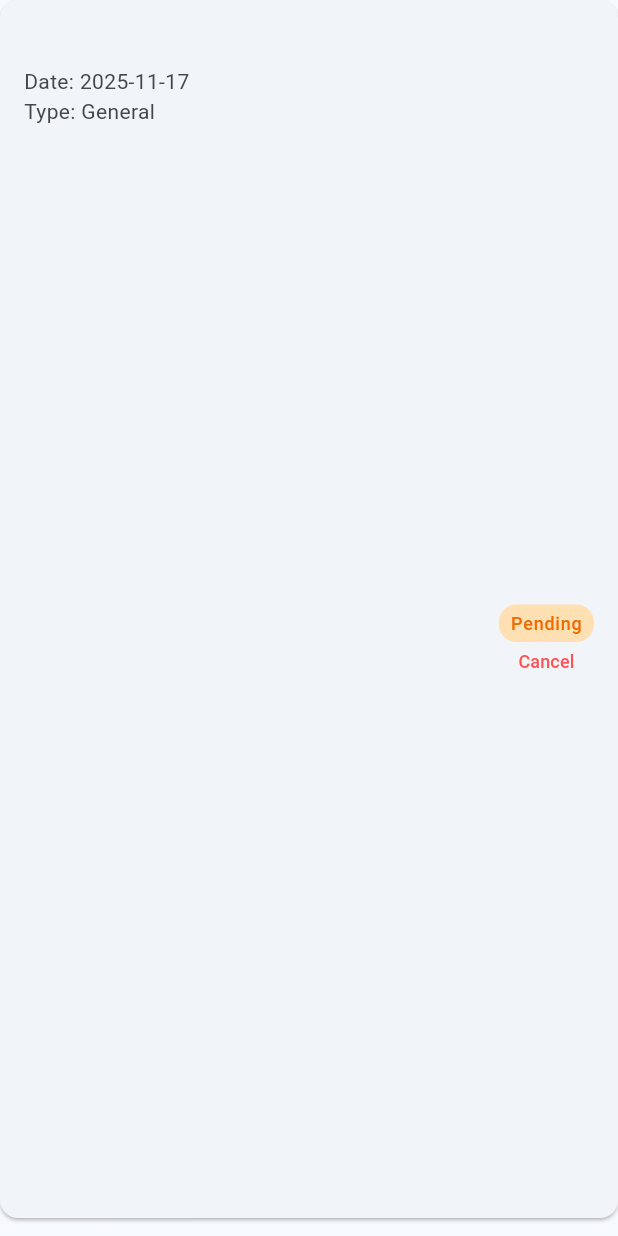
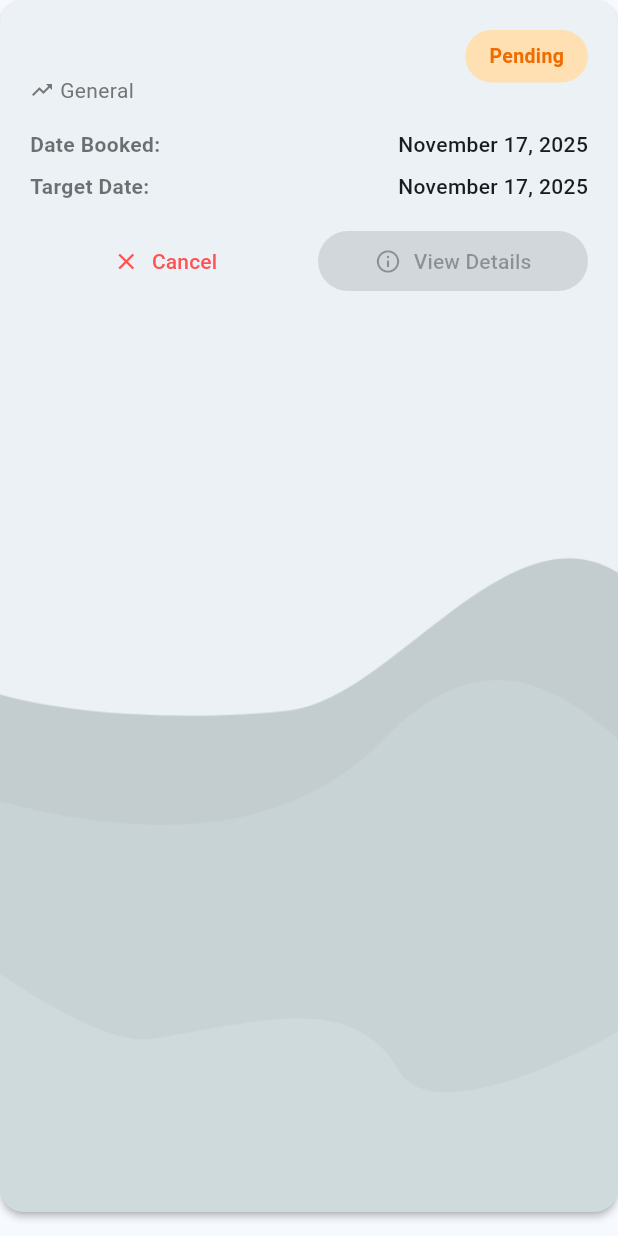
Before and after one commit to grmpycrab/TrekScanPlus, a Flutter app: the ClimbCard widget shown alone on an empty page, opened directly with empty values, on a phone screen of 412 x 824 dp. Run offline on Flutter 3.47's test engine with Material 3 defaults, Android fonts, the phone set to English and light mode, and no system bars; our stand-ins replace cloud_firestore, connectivity_plus, file_picker, firebase_auth, firebase_core, firebase_storage and 4 more; missing offline and left inert: mobile_scanner; accounts and stored records are empty.

Commit message:
climb card UI update

```diff
--- a/hamiguitan_trekscan_plus/lib/components/climb_card.dart
+++ b/hamiguitan_trekscan_plus/lib/components/climb_card.dart
@@ -1,4 +1,5 @@
 import 'package:flutter/material.dart';
+import 'package:intl/intl.dart';
 import '../models/climb.dart';
 
 typedef ClimbCallback = void Function(Climb);
@@ -10,82 +11,185 @@ class ClimbCard extends StatelessWidget {
 
   const ClimbCard({super.key, required this.climb, this.onTap, this.onCancel});
 
+  String _formatDate(DateTime? date) {
+    if (date == null) {
+      return '--- --, ----';
+    }
+    return DateFormat('MMMM dd, yyyy').format(date);
+  }
+
   @override
   Widget build(BuildContext context) {
     final status = climb.computedStatus();
+    final statusColor = _getStatusColor(status);
+    final statusTextColor = _getStatusTextColor(status);
+
     return Card(
-      margin: const EdgeInsets.only(bottom: 12),
-      shape: RoundedRectangleBorder(borderRadius: BorderRadius.circular(12)),
-      child: ListTile(
-        onTap: onTap,
-        contentPadding: const EdgeInsets.symmetric(horizontal: 16, vertical: 8),
-        title: Text(
-          climb.name,
-          style: const TextStyle(fontWeight: FontWeight.w600),
+      margin: const EdgeInsets.only(bottom: 16),
+      shape: RoundedRectangleBorder(borderRadius: BorderRadius.circular(16)),
+      elevation: 2,
+      child: Container(
+        padding: const EdgeInsets.all(20),
+        decoration: BoxDecoration(
+          borderRadius: BorderRadius.circular(16),
+          image: const DecorationImage(
+            image: AssetImage('assets/images/mountain_with_background.png'),
+            fit: BoxFit.cover,
+            opacity: 0.25,
           ),
-        subtitle: Column(
+        ),
+        child: Column(
           crossAxisAlignment: CrossAxisAlignment.start,
           children: [
+            // Header row with name and status
+            Row(
+              mainAxisAlignment: MainAxisAlignment.spaceBetween,
+              crossAxisAlignment: CrossAxisAlignment.start,
+              children: [
+                // Name and type
+                Expanded(
+                  child: Column(
+                    crossAxisAlignment: CrossAxisAlignment.start,
+                    children: [
+                      Text(
+                        climb.name,
+                        style: const TextStyle(
+                          fontWeight: FontWeight.w700,
+                          fontSize: 18,
+                        ),
+                      ),
                       const SizedBox(height: 4),
+                      Row(
+                        children: [
+                          Icon(
+                            Icons.trending_up,
+                            size: 16,
+                            color: Colors.grey[600],
+                          ),
+                          const SizedBox(width: 4),
                           Text(
-              'Date: ${climb.date.toLocal().toIso8601String().split('T').first}',
+                            climb.type,
+                            style: TextStyle(
+                              fontSize: 14,
+                              color: Colors.grey[600],
                             ),
-            Text('Type: ${climb.type}'),
+                          ),
                         ],
                       ),
-        trailing: Column(
-          mainAxisSize: MainAxisSize.min,
-          mainAxisAlignment: MainAxisAlignment.center,
-          children: [
+                    ],
+                  ),
+                ),
+                // Status badge
                 Container(
-              constraints: const BoxConstraints(
-                minWidth: 44,
-                minHeight: 24,
-                maxHeight: 28,
+                  padding: const EdgeInsets.symmetric(
+                    horizontal: 16,
+                    vertical: 8,
                   ),
-              padding: const EdgeInsets.symmetric(horizontal: 8, vertical: 4),
                   decoration: BoxDecoration(
-                color: status == 'Approved'
-                    ? Colors.green[100]
-                    : status == 'Cancelled'
-                    ? Colors.grey[200]
-                    : status == 'Expired'
-                    ? Colors.red[100]
-                    : Colors.orange[100],
-                borderRadius: BorderRadius.circular(12),
+                    color: statusColor,
+                    borderRadius: BorderRadius.circular(20),
                   ),
                   child: Text(
                     status,
                     style: TextStyle(
-                  fontSize: 12,
-                  color: status == 'Approved'
-                      ? Colors.green[800]
-                      : status == 'Cancelled'
-                      ? Colors.grey[700]
-                      : status == 'Expired'
-                      ? Colors.red[800]
-                      : Colors.orange[800],
-                  fontWeight: FontWeight.w500,
+                      fontSize: 13,
+                      fontWeight: FontWeight.w600,
+                      color: statusTextColor,
                     ),
                   ),
                 ),
-            const SizedBox(height: 4),
+              ],
+            ),
+            const SizedBox(height: 16),
+            // Date information
+            _buildDateRow('Date Booked:', _formatDate(climb.dateBooked)),
+            const SizedBox(height: 8),
+            _buildDateRow('Target Date:', _formatDate(climb.targetDate)),
+            const SizedBox(height: 8),
+            if (status != 'Pending')
+              _buildDateRow('Date Approved:', _formatDate(climb.dateApproved)),
+            if (status != 'Pending') const SizedBox(height: 8),
+            const SizedBox(height: 8),
+            // Action buttons
+            Row(
+              mainAxisAlignment: MainAxisAlignment.spaceEvenly,
+              children: [
                 if (status != 'Cancelled' && status != 'Expired')
-              TextButton(
+                  Expanded(
+                    child: TextButton.icon(
+                      onPressed: () => onCancel?.call(climb),
+                      icon: const Icon(Icons.close, size: 18),
+                      label: const Text('Cancel'),
                       style: TextButton.styleFrom(
-                  minimumSize: Size.zero,
-                  padding: EdgeInsets.zero,
-                  tapTargetSize: MaterialTapTargetSize.shrinkWrap,
+                        foregroundColor: Colors.redAccent,
+                        padding: const EdgeInsets.symmetric(vertical: 8),
                       ),
-                onPressed: () => onCancel?.call(climb),
-                child: const Text(
-                  'Cancel',
-                  style: TextStyle(color: Colors.redAccent, fontSize: 12),
                     ),
+                  ),
+                if (status != 'Cancelled' && status != 'Expired')
+                  const SizedBox(width: 12),
+                Expanded(
+                  child: FilledButton.icon(
+                    onPressed: onTap,
+                    icon: const Icon(Icons.info_outline, size: 18),
+                    label: const Text('View Details'),
+                    style: FilledButton.styleFrom(
+                      backgroundColor: Colors.blueGrey[700],
+                      padding: const EdgeInsets.symmetric(vertical: 8),
+                    ),
+                  ),
+                ),
+              ],
             ),
           ],
         ),
       ),
     );
   }
+
+  Widget _buildDateRow(String label, String value) {
+    return Row(
+      mainAxisAlignment: MainAxisAlignment.spaceBetween,
+      children: [
+        Text(
+          label,
+          style: const TextStyle(
+            fontSize: 14,
+            fontWeight: FontWeight.w600,
+            color: Colors.black54,
+          ),
+        ),
+        Text(
+          value,
+          style: const TextStyle(fontSize: 14, fontWeight: FontWeight.w500),
+        ),
+      ],
+    );
   }
+
+  Color _getStatusColor(String status) {
+    switch (status) {
+      case 'Approved':
+        return Colors.green[100]!;
+      case 'Cancelled':
+        return Colors.grey[200]!;
+      case 'Expired':
+        return Colors.red[100]!;
+      default:
+        return Colors.orange[100]!;
+    }
+  }
+
+  Color _getStatusTextColor(String status) {
+    switch (status) {
+      case 'Approved':
+        return Colors.green[800]!;
+      case 'Cancelled':
+        return Colors.grey[700]!;
+      case 'Expired':
+        return Colors.red[800]!;
+      default:
+        return Colors.orange[800]!;
+    }
+  }
+}
--- a/hamiguitan_trekscan_plus/lib/models/climb.dart
+++ b/hamiguitan_trekscan_plus/lib/models/climb.dart
@@ -1,7 +1,10 @@
 class Climb {
   String? id;
   String name;
-  DateTime date;
+  DateTime date; // Keep for backwards compatibility
+  DateTime? dateBooked; // Date when user created the booking
+  DateTime? targetDate; // Date the user chooses for the trek
+  DateTime? dateApproved; // Date admin approved the booking
   String type;
   String status;
   List<String> documents;
@@ -10,35 +13,74 @@ class Climb {
     this.id,
     required this.name,
     required this.date,
+    this.dateBooked,
+    this.targetDate,
+    this.dateApproved,
     this.type = 'General',
     this.status = 'Pending',
     List<String>? documents,
   }) : documents = documents ?? [];
 
-  factory Climb.fromMap(Map<String, String> m) {
+  factory Climb.fromMap(Map<String, dynamic> m) {
     DateTime dt;
     try {
       dt = DateTime.parse(m['date'] ?? '1970-01-01');
     } catch (_) {
       dt = DateTime(1970);
     }
+
+    DateTime? dateBooked;
+    try {
+      if (m['dateBooked'] != null) {
+        dateBooked = DateTime.parse(m['dateBooked']);
+      }
+    } catch (_) {}
+
+    DateTime? targetDate;
+    try {
+      if (m['targetDate'] != null) {
+        targetDate = DateTime.parse(m['targetDate']);
+      }
+    } catch (_) {}
+
+    DateTime? dateApproved;
+    try {
+      if (m['dateApproved'] != null) {
+        dateApproved = DateTime.parse(m['dateApproved']);
+      }
+    } catch (_) {}
+
     return Climb(
       id: m['id'],
       name: m['name'] ?? '',
       date: dt,
+      dateBooked: dateBooked,
+      targetDate: targetDate,
+      dateApproved: dateApproved,
       type: m['type'] ?? 'General',
       status: m['status'] ?? 'Pending',
     );
   }
 
-  Map<String, String> toMap() {
+  Map<String, dynamic> toMap() {
     final map = {
       'name': name,
       'date': date.toIso8601String(),
       'type': type,
       'status': status,
     };
-    if (id != null) map['id'] = id!;
+    if (id != null) {
+      map['id'] = id!;
+    }
+    if (dateBooked != null) {
+      map['dateBooked'] = dateBooked!.toIso8601String();
+    }
+    if (targetDate != null) {
+      map['targetDate'] = targetDate!.toIso8601String();
+    }
+    if (dateApproved != null) {
+      map['dateApproved'] = dateApproved!.toIso8601String();
+    }
     return map;
   }
 
--- a/hamiguitan_trekscan_plus/lib/screens/main/book_a_climb.dart
+++ b/hamiguitan_trekscan_plus/lib/screens/main/book_a_climb.dart
@@ -67,6 +67,9 @@ class _BookAClimbScreenState extends State<BookAClimbScreen> {
                           FirebaseAuth.instance.currentUser?.displayName ??
                           'You',
                       date: b.trekDate.toDate(),
+                      dateBooked: b.createdAt.toDate(),
+                      targetDate: b.trekDate.toDate(),
+                      dateApproved: b.updatedAt?.toDate(),
                       type: b.trekType,
                       status: b.status,
                       documents: b.attachments.map((a) => a.fileName).toList(),
@@ -301,6 +304,9 @@ class _BookAClimbScreenState extends State<BookAClimbScreen> {
                 id: b.id,
                 name: FirebaseAuth.instance.currentUser?.displayName ?? 'You',
                 date: b.trekDate.toDate(),
+                dateBooked: b.createdAt.toDate(),
+                targetDate: b.trekDate.toDate(),
+                dateApproved: b.updatedAt?.toDate(),
                 type: b.trekType,
                 status: b.status,
                 documents: b.attachments.map((a) => a.fileName).toList(),
@@ -324,6 +330,9 @@ class _BookAClimbScreenState extends State<BookAClimbScreen> {
                               FirebaseAuth.instance.currentUser?.displayName ??
                               'You',
                           date: b.trekDate.toDate(),
+                          dateBooked: b.createdAt.toDate(),
+                          targetDate: b.trekDate.toDate(),
+                          dateApproved: b.updatedAt?.toDate(),
                           type: b.trekType,
                           status: b.status,
                           documents: b.attachments
```
Also changed, not shown: hamiguitan_trekscan_plus/assets/images/mountain_no_background.png (added), hamiguitan_trekscan_plus/assets/images/mountain_with_background.png (added), 1 other file. Lines whose indentation alone changed are shown as unchanged.
